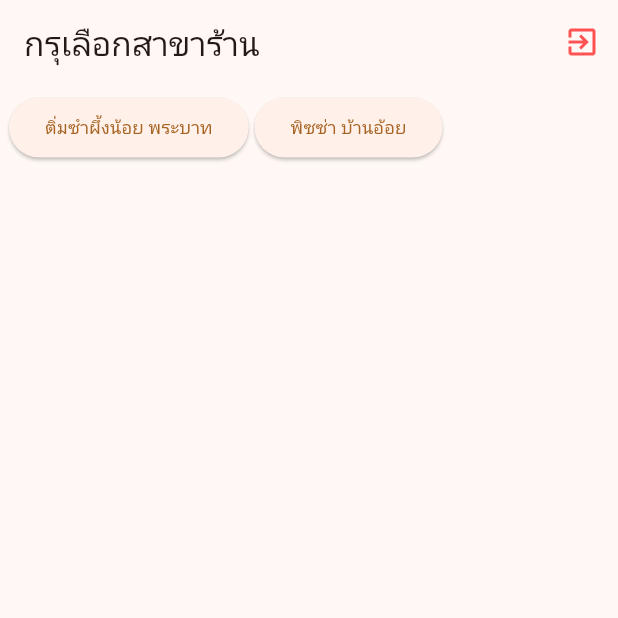
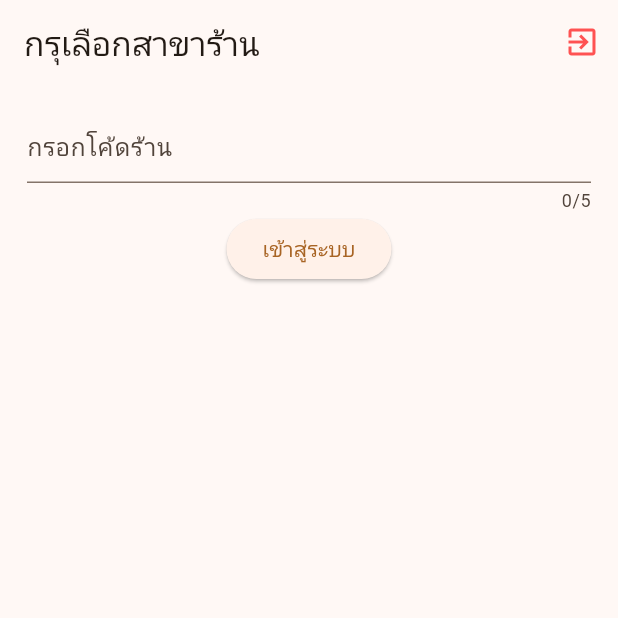
Before and after one commit to supagonava/flutter-pos-app, a Flutter app: the screen it shows after launch, on a phone screen of 412 x 824 dp, the top half of it. Run offline on Flutter 3.47's test engine with Material 3 defaults, Android fonts, the light colour scheme and no system bars; our stand-ins replace bloc, cloud_firestore, equatable, firebase_auth, firebase_core, flutter_bloc and 2 more; missing offline and left inert: charset_converter, esc_pos_bluetooth, esc_pos_utils_plus; accounts and stored records are empty; Roboto replaces fonts that are missing (Mali).

Commit message:
feat: Add login page

```diff
--- a/lib/src/posshop/posshop_view.dart
+++ b/lib/src/posshop/posshop_view.dart
@@ -4,6 +4,7 @@ import 'package:dimsummaster/src/posshop/index.dart';
 import 'package:esc_pos_bluetooth/esc_pos_bluetooth.dart';
 import 'package:flutter/material.dart';
 import 'package:firebase_auth/firebase_auth.dart';
+import 'package:flutter/services.dart';
 import "package:flutter_bloc/flutter_bloc.dart";
 import 'package:fluttertoast/fluttertoast.dart';
 
@@ -24,7 +25,7 @@ class PosShopView extends StatelessWidget {
             //   });
             // }
             // User is logged in, show the main screen
-            FirebaseAuth.instance.signInAnonymously();
+            // FirebaseAuth.instance.signInAnonymously();
             return POSScreenView();
           }
 
@@ -62,13 +63,7 @@ class POSScreenView extends StatelessWidget {
 
           if (state is InitialState) {
             title = 'กรุเลือกสาขาร้าน';
-            appBarActions = [
-              IconButton(
-                  onPressed: () => {
-                        // signOutUser()
-                      },
-                  icon: Icon(Icons.exit_to_app_outlined, color: Colors.redAccent))
-            ];
+            appBarActions = [IconButton(onPressed: () => SystemNavigator.pop(), icon: Icon(Icons.exit_to_app_outlined, color: Colors.redAccent))];
             Widget shopHeaderWidgets = BranchSelectView();
             pageBody = SingleChildScrollView(child: Column(children: [shopHeaderWidgets]));
           } else if (state is POSSellState) {
@@ -460,26 +455,40 @@ class SettingProductView extends StatelessWidget {
 }
 
 class BranchSelectView extends StatelessWidget {
-  const BranchSelectView({
-    super.key,
-  });
+  const BranchSelectView({super.key});
 
   @override
   Widget build(BuildContext context) {
+    TextEditingController codeInputTxtController = TextEditingController();
     return Padding(
-        padding: const EdgeInsets.all(4),
-        child: Wrap(
-            children: List.generate(
-                SHOP_BRANCH.length,
-                (index) => Padding(
-                      padding: const EdgeInsets.symmetric(vertical: 1, horizontal: 2),
-                      child: ElevatedButton(
-                          onPressed: () => BlocProvider.of<PosshopBloc>(context).add(OpenPosPageEvent(shopCode: SHOP_BRANCH[index].code)),
-                          child: Text(
-                            "${SHOP_BRANCH[index].name}",
-                            overflow: TextOverflow.fade,
-                            style: defaultButtonTextStyle,
-                          )),
-                    ))));
+        padding: const EdgeInsets.all(18),
+        child: Column(
+          children: [
+            TextField(controller: codeInputTxtController, decoration: InputDecoration(hintText: "กรอกโค้ดร้าน"), maxLength: 5),
+            ElevatedButton(
+                onPressed: (() {
+                  // print(codeInputTxtController.text);
+                  if (SHOP_BRANCH.indexWhere((s) => s.code == codeInputTxtController.text) >= 0) {
+                    BlocProvider.of<PosshopBloc>(context).add(OpenPosPageEvent(shopCode: codeInputTxtController.text));
+                  } else {
+                    Fluttertoast.showToast(msg: "โค้ดไม่ถูกต้อง");
+                  }
+                }),
+                child: Text("เข้าสู่ระบบ"))
+            // Wrap(
+            //     children: List.generate(
+            //         SHOP_BRANCH.length,
+            //         (index) => Padding(
+            //               padding: const EdgeInsets.symmetric(vertical: 1, horizontal: 2),
+            //               child: ElevatedButton(
+            //                   onPressed: () => BlocProvider.of<PosshopBloc>(context).add(OpenPosPageEvent(shopCode: SHOP_BRANCH[index].code)),
+            //                   child: Text(
+            //                     "${SHOP_BRANCH[index].name}",
+            //                     overflow: TextOverflow.fade,
+            //                     style: defaultButtonTextStyle,
+            //                   )),
+            //             ))),
+          ],
+        ));
   }
 }
```
